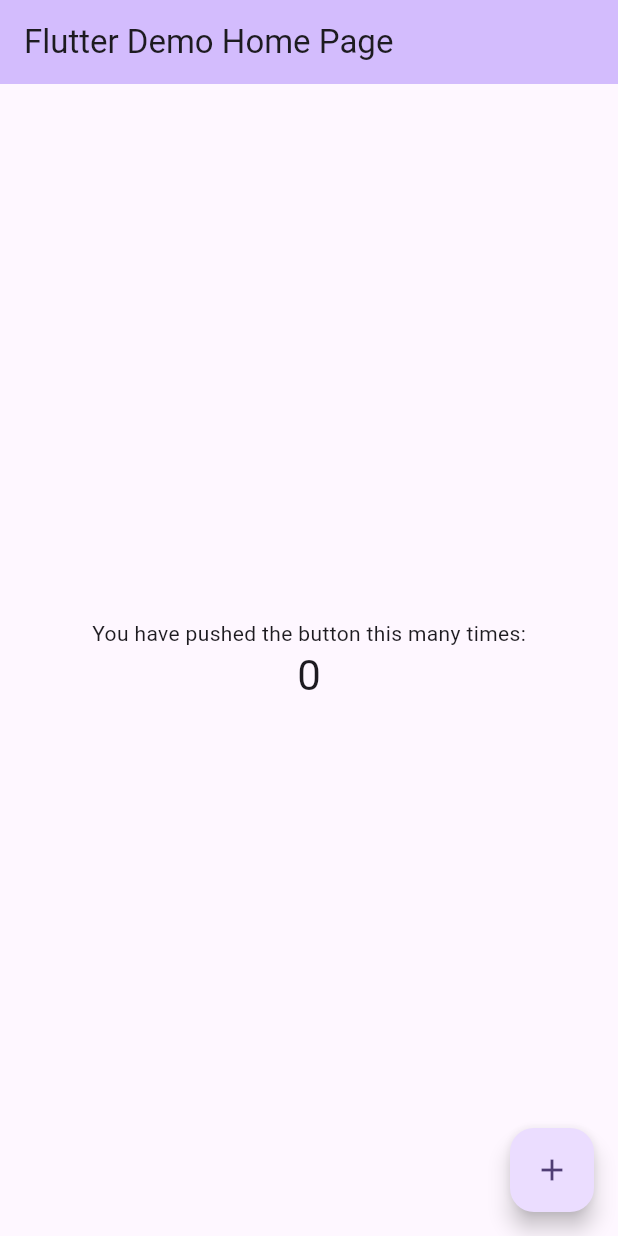
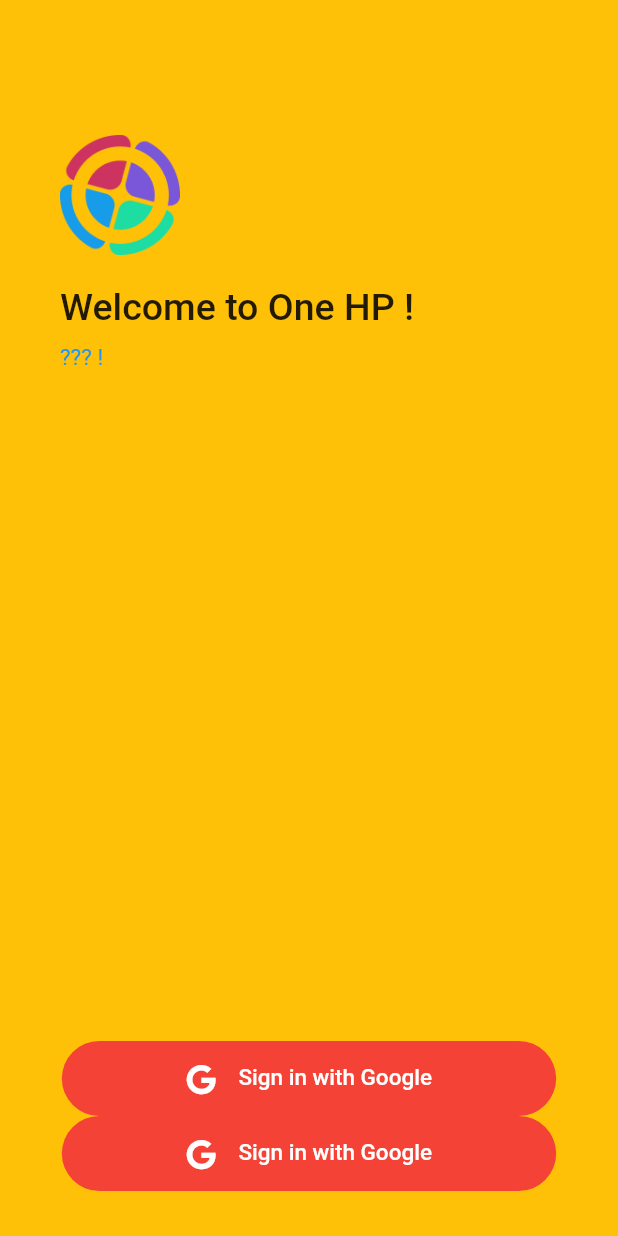
Before and after one commit to Eymeric-at-IPI/one-hp, a Flutter app: the screen it shows after launch, on a phone screen of 412 x 824 dp. Run offline on Flutter 3.47's test engine with Material 2 defaults, Android fonts, the light colour scheme and no system bars; drawn by our look-alikes of rounded_loading_button; our stand-ins replace cloud_firestore, connectivity_plus, firebase_auth, firebase_core, font_awesome_flutter, google_sign_in and 1 more; accounts and stored records are empty.

Commit message:
Feature Google auth v0.1.0

```diff
--- a/lib/main.dart
+++ b/lib/main.dart
@@ -1,125 +1,36 @@
+import 'package:firebase_core/firebase_core.dart';
 import 'package:flutter/material.dart';
+import 'package:one_hp/providers/internet_provider.dart';
+import 'package:one_hp/providers/sign_in_provider.dart';
+import 'package:provider/provider.dart';
+import './screens/splash_screen.dart';
 
-void main() {
-  runApp(const MyApp());
+/// Entry point
+void main() async {
+  WidgetsFlutterBinding.ensureInitialized(); // TODO : utilité?
+  await Firebase.initializeApp();
+  runApp(const OnHp());
 }
 
-class MyApp extends StatelessWidget {
-  const MyApp({super.key});
+class OnHp extends StatelessWidget {
+  const OnHp({ Key? key }) : super(key: key);
 
-  // This widget is the root of your application.
   @override
   Widget build(BuildContext context) {
-    return MaterialApp(
-      title: 'Flutter Demo',
-      theme: ThemeData(
-        // This is the theme of your application.
-        //
-        // TRY THIS: Try running your application with "flutter run". You'll see
-        // the application has a blue toolbar. Then, without quitting the app,
-        // try changing the seedColor in the colorScheme below to Colors.green
-        // and then invoke "hot reload" (save your changes or press the "hot
-        // reload" button in a Flutter-supported IDE, or press "r" if you used
-        // the command line to start the app).
-        //
-        // Notice that the counter didn't reset back to zero; the application
-        // state is not lost during the reload. To reset the state, use hot
-        // restart instead.
-        //
-        // This works for code too, not just values: Most code changes can be
-        // tested with just a hot reload.
-        colorScheme: ColorScheme.fromSeed(seedColor: Colors.deepPurple),
-        useMaterial3: true,
+    return MultiProvider(
+      providers: [
+        ChangeNotifierProvider(
+            create: (context) => SignInProvider()
+        ),
+        ChangeNotifierProvider(
+            create: (context) => InternetProvider()
+        ),
+      ],
+      child: const MaterialApp(
+        title: "One HP",
+        home: SplashScreen(),
+        debugShowCheckedModeBanner: true,
       ),
-      home: const MyHomePage(title: 'Flutter Demo Home Page'),
     );
   }
 }
-
-class MyHomePage extends StatefulWidget {
-  const MyHomePage({super.key, required this.title});
-
-  // This widget is the home page of your application. It is stateful, meaning
-  // that it has a State object (defined below) that contains fields that affect
-  // how it looks.
-
-  // This class is the configuration for the state. It holds the values (in this
-  // case the title) provided by the parent (in this case the App widget) and
-  // used by the build method of the State. Fields in a Widget subclass are
-  // always marked "final".
-
-  final String title;
-
-  @override
-  State<MyHomePage> createState() => _MyHomePageState();
-}
-
-class _MyHomePageState extends State<MyHomePage> {
-  int _counter = 0;
-
-  void _incrementCounter() {
-    setState(() {
-      // This call to setState tells the Flutter framework that something has
-      // changed in this State, which causes it to rerun the build method below
-      // so that the display can reflect the updated values. If we changed
-      // _counter without calling setState(), then the build method would not be
-      // called again, and so nothing would appear to happen.
-      _counter++;
-    });
-  }
-
-  @override
-  Widget build(BuildContext context) {
-    // This method is rerun every time setState is called, for instance as done
-    // by the _incrementCounter method above.
-    //
-    // The Flutter framework has been optimized to make rerunning build methods
-    // fast, so that you can just rebuild anything that needs updating rather
-    // than having to individually change instances of widgets.
-    return Scaffold(
-      appBar: AppBar(
-        // TRY THIS: Try changing the color here to a specific color (to
-        // Colors.amber, perhaps?) and trigger a hot reload to see the AppBar
-        // change color while the other colors stay the same.
-        backgroundColor: Theme.of(context).colorScheme.inversePrimary,
-        // Here we take the value from the MyHomePage object that was created by
-        // the App.build method, and use it to set our appbar title.
-        title: Text(widget.title),
-      ),
-      body: Center(
-        // Center is a layout widget. It takes a single child and positions it
-        // in the middle of the parent.
-        child: Column(
-          // Column is also a layout widget. It takes a list of children and
-          // arranges them vertically. By default, it sizes itself to fit its
-          // children horizontally, and tries to be as tall as its parent.
-          //
-          // Column has various properties to control how it sizes itself and
-          // how it positions its children. Here we use mainAxisAlignment to
-          // center the children vertically; the main axis here is the vertical
-          // axis because Columns are vertical (the cross axis would be
-          // horizontal).
-          //
-          // TRY THIS: Invoke "debug painting" (choose the "Toggle Debug Paint"
-          // action in the IDE, or press "p" in the console), to see the
-          // wireframe for each widget.
-          mainAxisAlignment: MainAxisAlignment.center,
-          children: <Widget>[
-            const Text(
-              'You have pushed the button this many times:',
-            ),
-            Text(
-              '$_counter',
-              style: Theme.of(context).textTheme.headlineMedium,
-            ),
-          ],
-        ),
-      ),
-      floatingActionButton: FloatingActionButton(
-        onPressed: _incrementCounter,
-        tooltip: 'Increment',
-        child: const Icon(Icons.add),
-      ), // This trailing comma makes auto-formatting nicer for build methods.
-    );
-  }
-}
--- /dev/null
+++ b/lib/providers/internet_provider.dart
@@ -0,0 +1,19 @@
+import 'package:connectivity_plus/connectivity_plus.dart';
+import 'package:flutter/cupertino.dart';
+
+class InternetProvider extends ChangeNotifier {
+  bool _hasInternet = false;
+  bool get hasInternet => _hasInternet;
+
+  InternetProvider() {
+    checkInternetConnection();
+  }
+
+  Future checkInternetConnection() async {
+    var result = await Connectivity().checkConnectivity();
+
+    _hasInternet = !(result == ConnectivityResult.none);
+
+    notifyListeners();
+  }
+}
--- /dev/null
+++ b/lib/screens/login_screen.dart
@@ -0,0 +1,184 @@
+import 'package:flutter/material.dart';
+import 'package:font_awesome_flutter/font_awesome_flutter.dart';
+import 'package:one_hp/providers/internet_provider.dart';
+import 'package:one_hp/screens/home_screen.dart';
+import 'package:one_hp/utils/config.dart';
+import 'package:one_hp/utils/next_screen.dart';
+import 'package:one_hp/utils/snack_bar.dart';
+import 'package:provider/provider.dart';
+import 'package:rounded_loading_button/rounded_loading_button.dart';
+
+import '../providers/sign_in_provider.dart';
+
+class LoginScreen extends StatefulWidget {
+  const LoginScreen({Key? key}) : super(key: key);
+
+  @override
+  State<LoginScreen> createState() => _LoginScreenState();
+}
+
+class _LoginScreenState extends State<LoginScreen> {
+  final GlobalKey _scaffoldKey = GlobalKey<ScaffoldState>();
+  final RoundedLoadingButtonController googleButtonController = RoundedLoadingButtonController();
+
+  @override
+  Widget build(BuildContext context) {
+    return Scaffold(
+      key: _scaffoldKey,
+      backgroundColor: Colors.amber, // TODO color
+      body: SafeArea(
+        child: Padding(
+          padding: const EdgeInsets.only(left: 40,right: 40, top: 90, bottom: 30),
+          child: Column(
+            crossAxisAlignment: CrossAxisAlignment.start,
+            children: [
+              const Flexible(
+                flex: 2,
+                child: Column(
+                  crossAxisAlignment: CrossAxisAlignment.start,
+                  children: [
+                    Image(
+                      image: AssetImage(Config.appIcon),
+                      height: 80,
+                      width: 80,
+                      fit: BoxFit.cover,
+                    ),
+                    SizedBox(height: 20),
+                    Text(
+                      "Welcome to One HP !",
+                      style: TextStyle(
+                          fontSize: 25,
+                          fontWeight: FontWeight.w500
+                      )
+                    ),
+                    SizedBox(height: 10),
+                    Text(
+                      "??? !",
+                      style: TextStyle(
+                          fontSize: 15,
+                          color: Colors.blue
+                      )
+                    )
+                  ],
+                ),
+              ),
+              Column(
+                crossAxisAlignment: CrossAxisAlignment.center,
+                mainAxisAlignment: MainAxisAlignment.center,
+                children: [
+                  // Google SignIn
+                  RoundedLoadingButton(
+                      controller: googleButtonController,
+                      onPressed: () {handleGoogleSignIn();},
+                      successColor: Colors.red,
+                      width: MediaQuery.of(context).size.width * 0.8,
+                      elevation: 0,
+                      borderRadius: 25,
+                      color: Colors.red,
+                      child: const Wrap(
+                        children: [
+                          Icon(
+                            FontAwesomeIcons.google, // TODO : not loading ?
+                            size: 20,
+                            color: Colors.white,
+                          ),
+                          SizedBox(width: 15),
+                          Text(
+                            "Sign in with Google",
+                            style: TextStyle(
+                              color: Colors.white,
+                              fontSize: 15,
+                              fontWeight: FontWeight.w500
+                            ),
+                          )
+                        ],
+                      )
+                  ),
+                  // Phone number SignIn
+                  RoundedLoadingButton(
+                      controller: googleButtonController,
+                      onPressed: () {handleGoogleSignIn();},
+                      successColor: Colors.red,
+                      width: MediaQuery.of(context).size.width * 0.8,
+                      elevation: 0,
+                      borderRadius: 25,
+                      color: Colors.red,
+                      child: const Wrap(
+                        children: [
+                          Icon(
+                            FontAwesomeIcons.google, // TODO : not loading ?
+                            size: 20,
+                            color: Colors.white,
+                          ),
+                          SizedBox(width: 15),
+                          Text(
+                            "Sign in with Google",
+                            style: TextStyle(
+                              color: Colors.white,
+                              fontSize: 15,
+                              fontWeight: FontWeight.w500
+                            ),
+                          )
+                        ],
+                      )
+                  )
+                ],
+              )
+            ],
+          ),
+        )
+      ),
+    );
+  }
+
+  Future handleGoogleSignIn() async {
+    // TODO : refactor to not use build context
+    final signInProvider = context.read<SignInProvider>();
+    final internetProvider = context.read<InternetProvider>();
+
+    await internetProvider.checkInternetConnection();
+
+    if (!internetProvider.hasInternet) {
+      openSnackbar(
+          context,
+          "Check your Internet connection",
+          Colors.red
+      );
+      googleButtonController.reset();
+      return;
+    }
+
+    await signInProvider.signInWithGoogle().then((value) {
+      if (signInProvider.hasError) {
+        openSnackbar(context, signInProvider.errorCode.toString(), Colors.red);
+        googleButtonController.reset();
+      } else {
+        signInProvider.checkUserExists().then((value) async {
+          if (value) {
+            await signInProvider.getUserDataFromFirestore(signInProvider.uuid).then((value) => signInProvider
+                .saveUserDataToSharedPreferences()
+                .then((value) => signInProvider.setSignIn().then((value) {
+                  googleButtonController.success();
+                  handleAfterSignIn();
+                })
+            ));
+          } else {
+            signInProvider.saveUserDataToFirestore().then((value) => signInProvider
+                .saveUserDataToSharedPreferences()
+                .then((value) => signInProvider.setSignIn().then((value) {
+                  googleButtonController.success();
+                  handleAfterSignIn();
+                })
+            ));
+          }
+        });
+      }
+    });
+  }
+
+  handleAfterSignIn() {
+    Future.delayed(const Duration(seconds: 1)).then((value) {
+      nextScreen(context, const HomeScreen());
+    });
+  }
+}
--- /dev/null
+++ b/lib/utils/config.dart
@@ -0,0 +1,3 @@
+class Config {
+  static const appIcon = "assets/logo.png";
+}
```
Also changed, not shown: lib/providers/sign_in_provider.dart (added, +173 -0 lines), lib/screens/home_screen.dart (added, +99 -0 lines), lib/screens/splash_screen.dart (added, +47 -0 lines), lib/utils/next_screen.dart (added, +19 -0 lines), lib/utils/snack_bar.dart (added, +17 -0 lines), pubspec.yaml (+12 -0 lines), assets/logo.png (added), lib/screens/phoneauth_screen.dart (added), pubspec.lock, 15 other files.
